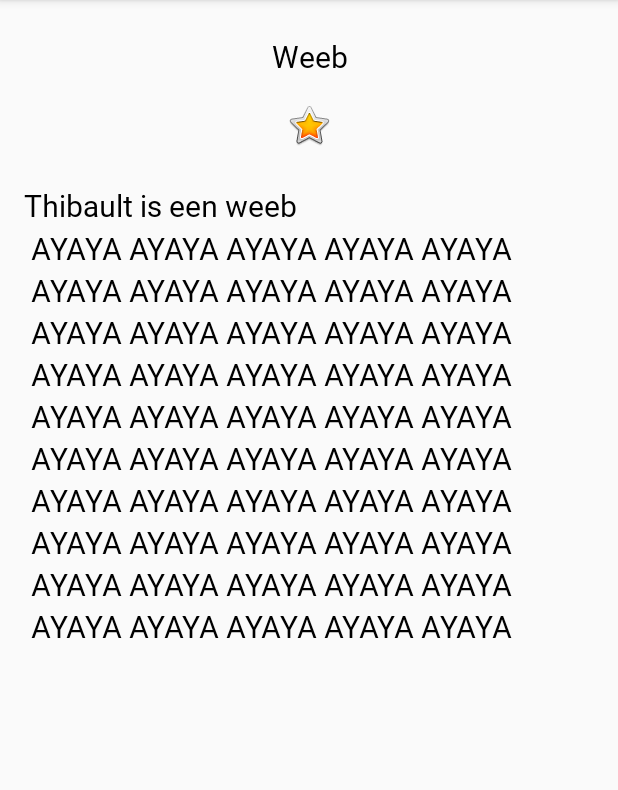
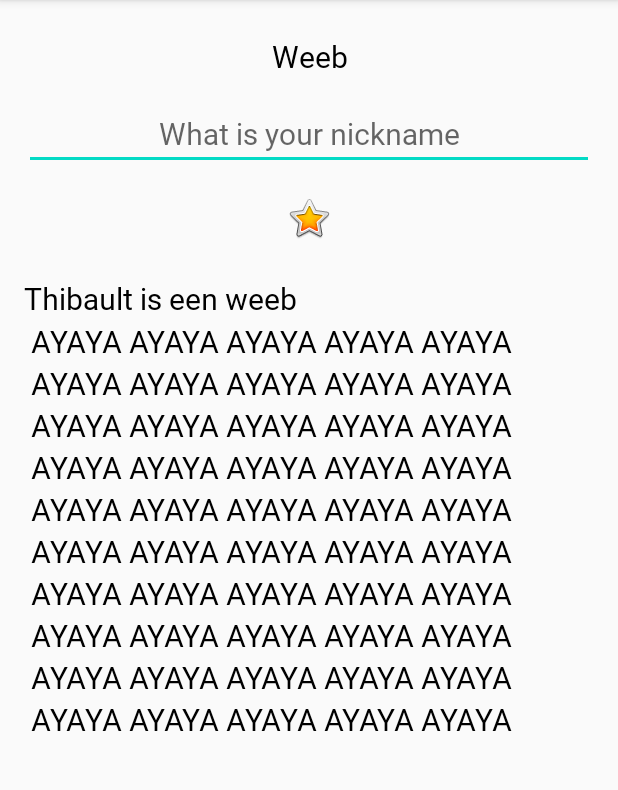
Before and after one commit to VerdonckDieter/AboutMe, an Android app: the screen it shows after launch (MainActivity), on a phone screen of 412 x 824 dp, the part 84-874 px from its top. Run offline under Robolectric (Android 15) with nearby library versions, the phone set to English and light mode, and no system bars.

Commit message:
Added EditText

```diff
--- a/app/src/main/res/layout/activity_main.xml
+++ b/app/src/main/res/layout/activity_main.xml
@@ -13,6 +13,16 @@
         android:layout_width="match_parent"
         android:layout_height="wrap_content"
         android:text="@string/name"
+        android:textAlignment="center" />
+
+    <EditText
+        android:id="@+id/nickname_edit"
+        style="@style/NameStyle"
+        android:layout_width="match_parent"
+        android:layout_height="wrap_content"
+        android:ems="10"
+        android:hint="@string/what_is_your_nickname"
+        android:inputType="textPersonName"
         android:textAlignment="center" />
 
     <ImageView
--- a/app/src/main/res/values/strings.xml
+++ b/app/src/main/res/values/strings.xml
@@ -15,4 +15,5 @@
         AYAYA AYAYA AYAYA AYAYA AYAYA \n
         AYAYA AYAYA AYAYA AYAYA AYAYA \n
     </string>
+    <string name="what_is_your_nickname">What is your nickname</string>
 </resources>
```
